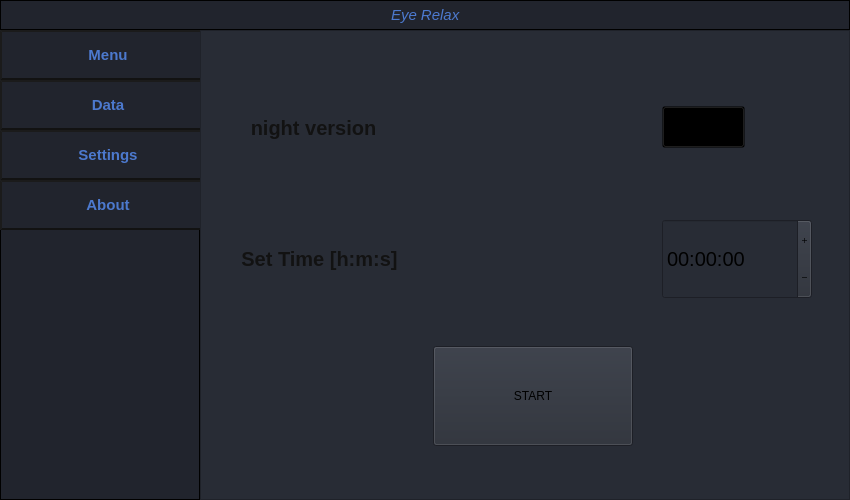
This is mainwindow.ui in BIT-IdeaFactory/eye-relax as Qt 5 draws it before an edit. The edited form follows.
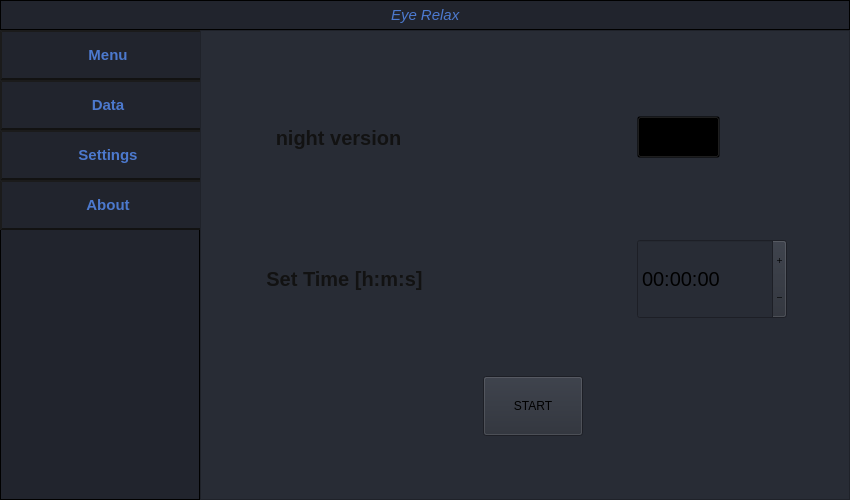
This is the edited form. Icons and pictures are not drawn.

Patch:
```diff
--- a/mainwindow.ui
+++ b/mainwindow.ui
@@ -534,8 +534,8 @@
              </property>
              <property name="minimumSize">
               <size>
-               <width>200</width>
-               <height>100</height>
+               <width>100</width>
+               <height>60</height>
               </size>
              </property>
              <property name="maximumSize">
```
Left out of the diff: 10 changed lines with no effect on the pictures.
